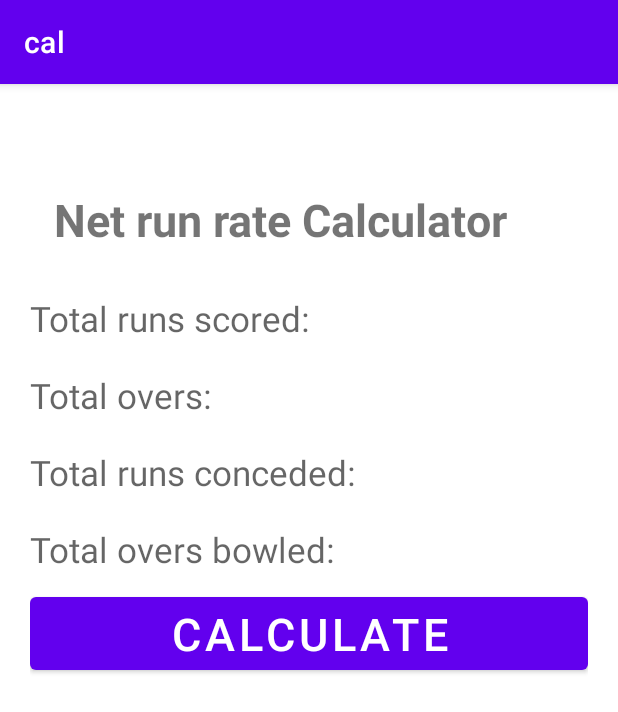
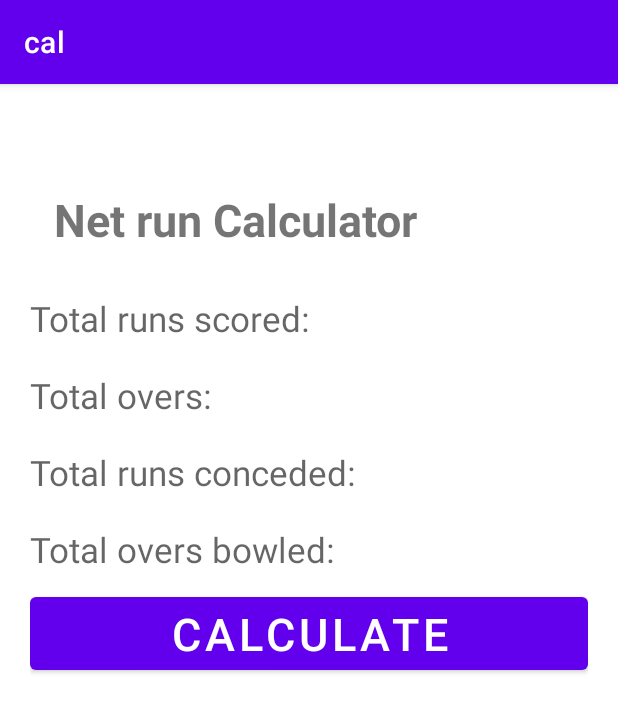
Before and after one commit to WajeehaHashmi27/android-calculator, an Android app: the screen it shows after launch (MainActivity), on a phone screen of 412 x 824 dp. Shown: the top 712 px of the screen. Run offline under Robolectric (Android 15) with nearby library versions, the phone set to English and light mode, and no system bars.

Commit message:
changed title

```diff
--- a/app/src/main/res/layout/activity_main.xml
+++ b/app/src/main/res/layout/activity_main.xml
@@ -14,7 +14,7 @@
         android:layout_height="wrap_content"
         android:layout_gravity="center"
         android:layout_marginTop="50dp"
-        android:text="Net run rate Calculator"
+        android:text="Net run Calculator"
         android:textSize="30sp"
         android:textStyle="bold" />
 
```
